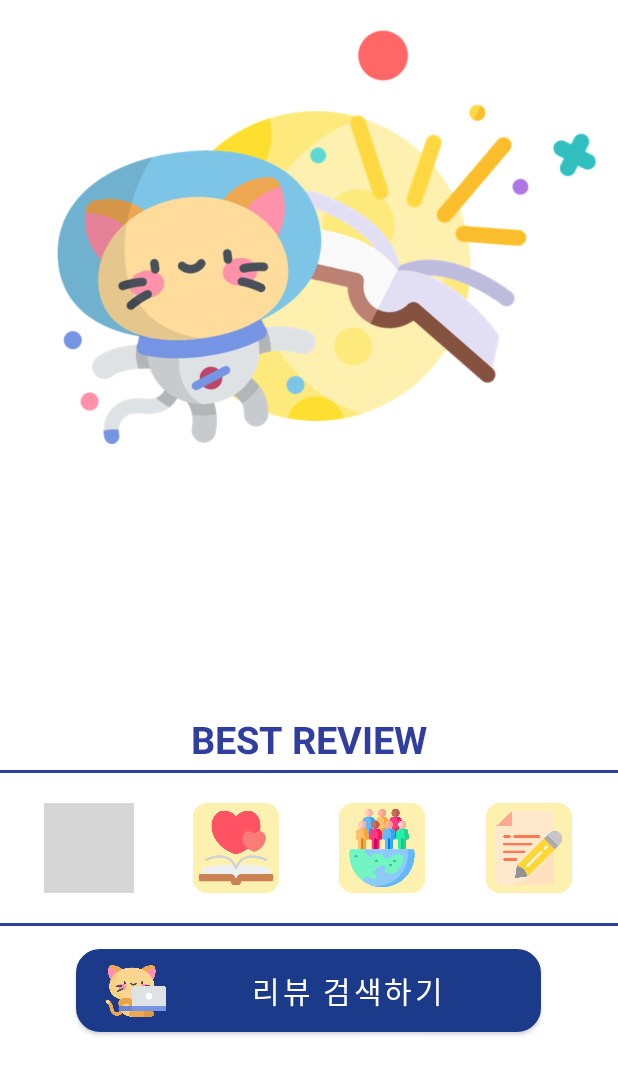
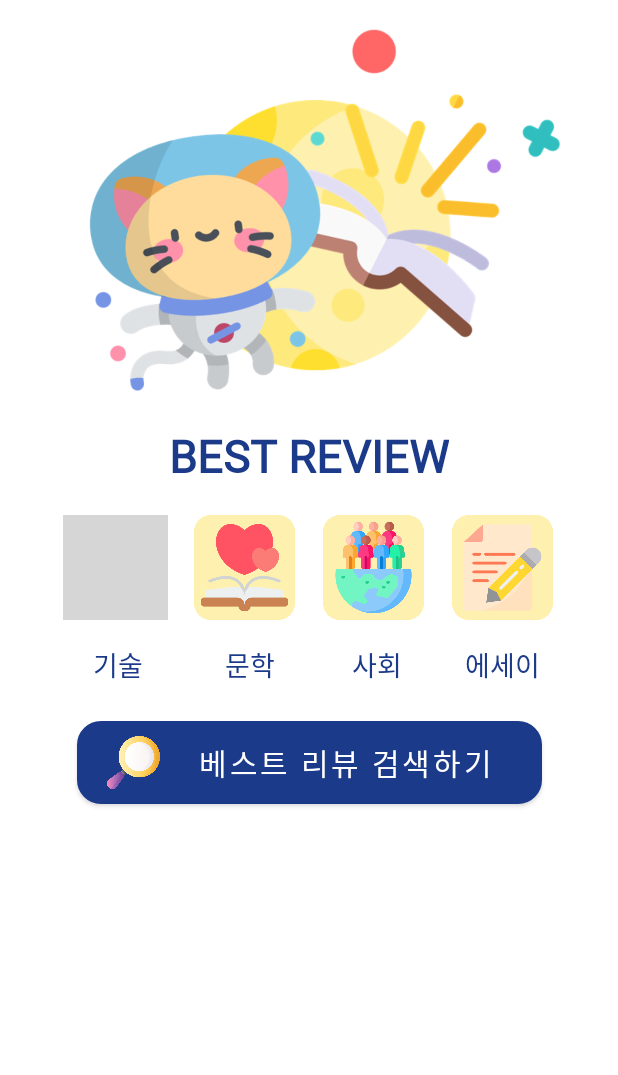
Before and after one commit to Heeyun0724/GURU, an Android app: the layout fragment_home.xml on its own in the app's theme, with its tools: preview values and no code run, on a phone screen of 412 x 824 dp. Shown: the top 1075 px of the screen. Run offline under Robolectric (Android 15) with nearby library versions, the phone set to English and light mode, and no system bars; grey boxes are pictures that could not be loaded.

Commit message:
디자인 수정

```diff
--- a/app/src/main/res/layout/fragment_home.xml
+++ b/app/src/main/res/layout/fragment_home.xml
@@ -10,115 +10,157 @@
         android:id="@+id/searchButton"
         android:layout_width="310dp"
         android:layout_height="55dp"
-        android:layout_marginTop="15dp"
+        android:layout_marginTop="24dp"
         android:background="@drawable/btn_background"
-        android:drawableLeft="@drawable/list_icon"
+        android:drawableLeft="@drawable/search_icon"
         android:fontFamily="@font/kotrabold"
         android:paddingLeft="20dp"
-        android:text="리뷰 검색하기"
+        android:text="베스트 리뷰 검색하기"
         android:textSize="20dp"
         app:layout_constraintEnd_toEndOf="parent"
-        app:layout_constraintHorizontal_bias="0.495"
         app:layout_constraintStart_toStartOf="parent"
-        app:layout_constraintTop_toBottomOf="@+id/view4"
+        app:layout_constraintTop_toBottomOf="@+id/technologyText"
         tools:ignore="MissingConstraints" />
 
     <ImageView
         android:id="@+id/technologyImage"
-        android:layout_width="60dp"
-        android:layout_height="60dp"
-        android:layout_marginStart="8dp"
-        android:layout_marginTop="20dp"
+        android:layout_width="70dp"
+        android:layout_height="70dp"
+        android:layout_marginStart="48dp"
+        android:layout_marginTop="60dp"
         android:layout_marginEnd="8dp"
         app:layout_constraintEnd_toStartOf="@+id/literatureImage"
         app:layout_constraintStart_toStartOf="parent"
-        app:layout_constraintTop_toBottomOf="@+id/view5"
-        app:srcCompat="@drawable/technology" />
+        app:layout_constraintTop_toBottomOf="@+id/Cat"
+        app:srcCompat="@drawable/technology"
+        tools:ignore="MissingConstraints" />
 
     <ImageView
         android:id="@+id/literatureImage"
-        android:layout_width="60dp"
-        android:layout_height="60dp"
+        android:layout_width="70dp"
+        android:layout_height="70dp"
         android:layout_marginStart="8dp"
-        android:layout_marginTop="20dp"
+        android:layout_marginTop="60dp"
         android:layout_marginEnd="8dp"
         app:layout_constraintEnd_toStartOf="@+id/societyImage"
         app:layout_constraintStart_toEndOf="@+id/technologyImage"
-        app:layout_constraintTop_toBottomOf="@+id/view5"
-        app:srcCompat="@drawable/literature" />
+        app:layout_constraintTop_toBottomOf="@+id/Cat"
+        app:srcCompat="@drawable/literature"
+        tools:ignore="MissingConstraints" />
 
     <ImageView
         android:id="@+id/societyImage"
-        android:layout_width="60dp"
-        android:layout_height="60dp"
+        android:layout_width="70dp"
+        android:layout_height="70dp"
         android:layout_marginStart="8dp"
+        android:layout_marginTop="60dp"
         android:layout_marginEnd="8dp"
-        app:layout_constraintBottom_toBottomOf="parent"
         app:layout_constraintEnd_toStartOf="@+id/essayImage"
         app:layout_constraintStart_toEndOf="@+id/literatureImage"
-        app:layout_constraintTop_toTopOf="parent"
-        app:layout_constraintVertical_bias="0.701"
+        app:layout_constraintTop_toBottomOf="@+id/Cat"
         app:srcCompat="@drawable/society" />
 
     <ImageView
         android:id="@+id/essayImage"
-        android:layout_width="60dp"
-        android:layout_height="60dp"
+        android:layout_width="70dp"
+        android:layout_height="70dp"
         android:layout_marginStart="8dp"
-        android:layout_marginTop="20dp"
-        android:layout_marginEnd="8dp"
+        android:layout_marginTop="60dp"
+        android:layout_marginEnd="48dp"
         app:layout_constraintEnd_toEndOf="parent"
         app:layout_constraintStart_toEndOf="@+id/societyImage"
-        app:layout_constraintTop_toBottomOf="@+id/view5"
-        app:srcCompat="@drawable/essay" />
-
-    <View
-        android:id="@+id/view4"
-        android:layout_width="wrap_content"
-        android:layout_height="2dp"
-        android:layout_marginTop="20dp"
-        android:background="#303F9F"
-        app:layout_constraintEnd_toEndOf="parent"
-        app:layout_constraintHorizontal_bias="0.0"
-        app:layout_constraintStart_toStartOf="parent"
-        app:layout_constraintTop_toBottomOf="@+id/societyImage" />
-
-    <View
-        android:id="@+id/view5"
-        android:layout_width="wrap_content"
-        android:layout_height="2dp"
-        android:layout_marginBottom="20dp"
-        android:background="#303F9F"
-        app:layout_constraintBottom_toTopOf="@+id/societyImage"
-        app:layout_constraintEnd_toEndOf="parent"
-        app:layout_constraintHorizontal_bias="0.0"
-        app:layout_constraintStart_toStartOf="parent" />
+        app:layout_constraintTop_toBottomOf="@+id/Cat"
+        app:srcCompat="@drawable/essay"
+        tools:ignore="MissingConstraints" />
 
     <ImageView
         android:id="@+id/Cat"
-        android:layout_width="match_parent"
-        android:layout_height="320dp"
-        android:layout_marginBottom="20dp"
+        android:layout_width="350dp"
+        android:layout_height="283dp"
         android:src="@drawable/main_cat"
-        app:layout_constraintBottom_toTopOf="@+id/view5"
         app:layout_constraintEnd_toEndOf="parent"
-        app:layout_constraintHorizontal_bias="0.0"
         app:layout_constraintStart_toStartOf="parent"
-        app:layout_constraintTop_toTopOf="parent"
-        app:layout_constraintVertical_bias="0.0" />
+        app:layout_constraintTop_toTopOf="parent" />
 
     <TextView
         android:id="@+id/textView6"
         android:layout_width="wrap_content"
         android:layout_height="wrap_content"
-        android:layout_marginBottom="3dp"
+        android:fontFamily="@font/kotrabold"
         android:text="BEST REVIEW"
-        android:textColor="#303F9F"
-        android:textSize="25dp"
+        android:textColor="@color/maincolor"
+        android:textSize="30dp"
         android:textStyle="bold"
-        app:layout_constraintBottom_toTopOf="@+id/view5"
         app:layout_constraintEnd_toEndOf="parent"
-        app:layout_constraintStart_toStartOf="parent" />
+        app:layout_constraintStart_toStartOf="parent"
+        app:layout_constraintTop_toBottomOf="@+id/Cat"
+        tools:ignore="MissingConstraints" />
+
+    <TextView
+        android:id="@+id/technologyText"
+        android:layout_width="wrap_content"
+        android:layout_height="wrap_content"
+        android:layout_marginStart="55dp"
+        android:layout_marginTop="16dp"
+        android:layout_marginEnd="20dp"
+        android:layout_marginBottom="25dp"
+        android:fontFamily="@font/kotrabold"
+        android:text="기술"
+        android:textColor="@color/maincolor"
+        android:textSize="18dp"
+        app:layout_constraintBottom_toTopOf="@+id/searchButton"
+        app:layout_constraintEnd_toStartOf="@+id/literatureText"
+        app:layout_constraintStart_toStartOf="parent"
+        app:layout_constraintTop_toBottomOf="@+id/technologyImage"
+        tools:ignore="MissingConstraints" />
+
+    <TextView
+        android:id="@+id/literatureText"
+        android:layout_width="wrap_content"
+        android:layout_height="wrap_content"
+        android:layout_marginStart="28dp"
+        android:layout_marginTop="16dp"
+        android:layout_marginEnd="20dp"
+        android:fontFamily="@font/kotrabold"
+        android:text="문학"
+        android:textColor="@color/maincolor"
+        android:textSize="18dp"
+        app:layout_constraintEnd_toStartOf="@+id/societyText"
+        app:layout_constraintStart_toEndOf="@+id/technologyText"
+        app:layout_constraintTop_toBottomOf="@+id/literatureImage"
+        tools:ignore="MissingConstraints" />
+
+    <TextView
+        android:id="@+id/societyText"
+        android:layout_width="wrap_content"
+        android:layout_height="wrap_content"
+        android:layout_marginStart="25dp"
+        android:layout_marginTop="16dp"
+        android:layout_marginEnd="5dp"
+        android:fontFamily="@font/kotrabold"
+        android:text="사회"
+        android:textColor="@color/maincolor"
+        android:textSize="18dp"
+        app:layout_constraintEnd_toStartOf="@+id/essayText"
+        app:layout_constraintStart_toEndOf="@+id/literatureText"
+        app:layout_constraintTop_toBottomOf="@+id/societyImage"
+        tools:ignore="MissingConstraints" />
+
+    <TextView
+        android:id="@+id/essayText"
+        android:layout_width="wrap_content"
+        android:layout_height="wrap_content"
+        android:layout_marginStart="30dp"
+        android:layout_marginTop="16dp"
+        android:layout_marginEnd="45dp"
+        android:fontFamily="@font/kotrabold"
+        android:text="에세이"
+        android:textColor="@color/maincolor"
+        android:textSize="18dp"
+        app:layout_constraintEnd_toEndOf="parent"
+        app:layout_constraintStart_toEndOf="@+id/societyText"
+        app:layout_constraintTop_toBottomOf="@+id/essayImage"
+        tools:ignore="MissingConstraints" />
 
 
 </androidx.constraintlayout.widget.ConstraintLayout>
```
